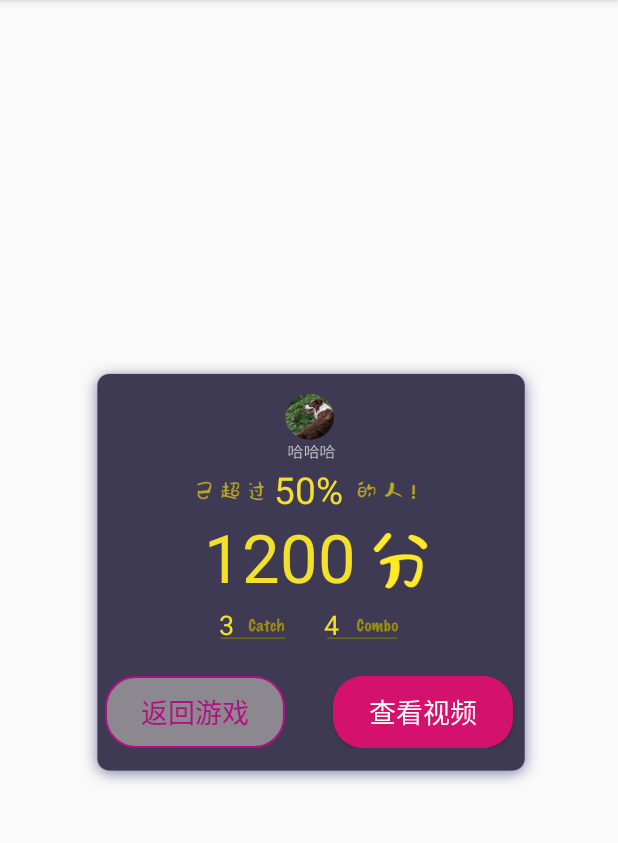
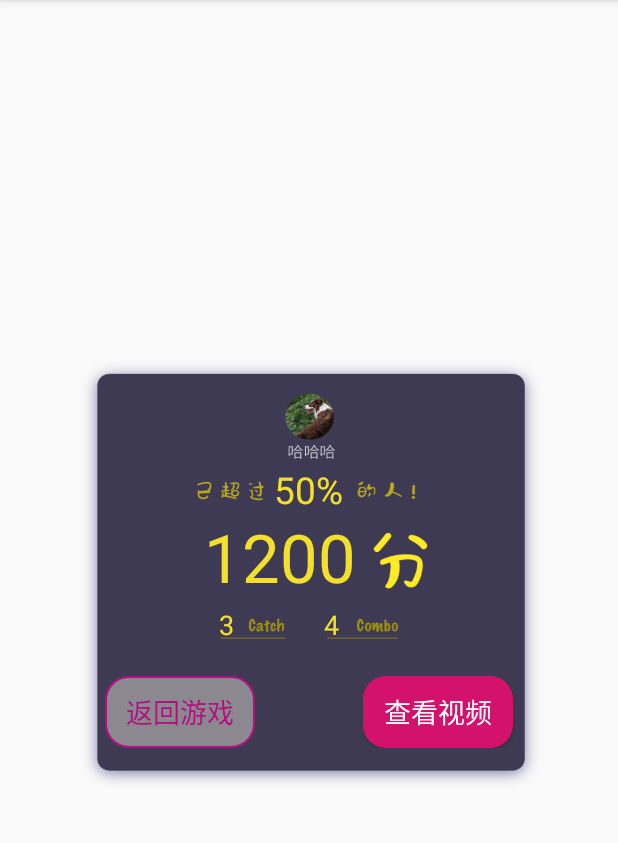
Before and after one commit to cramonDE/mini, an Android app: the fragment PreviewFragment shown on its own in the app's theme, on a phone screen of 412 x 824 dp, the part 84-927 px from its top. Run offline under Robolectric (Android 15) with nearby library versions, the phone set to English and light mode, and no system bars; our stand-ins replace ButterKnife; 2 statements that could not run were skipped.

Commit message:
smaller button

```diff
--- a/shvideolibrary/src/main/java/com/sh/shvideolibrary/Animation/FallAnimatorUpdateListener.java
+++ b/shvideolibrary/src/main/java/com/sh/shvideolibrary/Animation/FallAnimatorUpdateListener.java
@@ -27,14 +27,11 @@ public class FallAnimatorUpdateListener implements ValueAnimator.AnimatorUpdateL
         float yPosition = (Float)animation.getAnimatedValue();
 
         if(!shoot && yPosition > 600 && yPosition < 1300){
-//                    startTakePhoto();
-            Log.d("SHOOOOOT", "onAnimationUpdate: "+"START");
+
             main.startCaptureFrame();
             shoot = true;
         }else if(shoot && (yPosition > 1300)){
-//                    stopTakePhoto();
             main.stopCaptureFrame();
-            Log.d("SHOOOOOT", "onAnimationUpdate: "+"STOP");
             shoot = false;
         }
     }
--- a/shvideolibrary/src/main/res/drawable/active_button.xml
+++ b/shvideolibrary/src/main/res/drawable/active_button.xml
@@ -4,26 +4,26 @@
         <shape xmlns:android="http://schemas.android.com/apk/res/android">
             <!-- 矩形的圆角弧度 -->
             <corners
-                android:radius="20dp" />
+                android:radius="15dp" />
             <!-- 矩形的填充色 -->
             <solid
                 android:color="@color/button_red" />
             <size
-                android:width="120dp"
-                android:height="20dp"/>
+                android:width="100dp"
+                android:height="15dp"/>
         </shape>
     </item>
     <item android:state_pressed="false" >
         <shape xmlns:android="http://schemas.android.com/apk/res/android">
         <!-- 矩形的圆角弧度 -->
         <corners
-            android:radius="20dp" />
+            android:radius="15dp" />
         <!-- 矩形的填充色 -->
         <solid
             android:color="@color/button_red_dark" />
         <size
-            android:width="120dp"
-            android:height="20dp"/>
+            android:width="100dp"
+            android:height="15dp"/>
         </shape>
     </item>
 </selector>
--- a/shvideolibrary/src/main/res/drawable/inactive_button.xml
+++ b/shvideolibrary/src/main/res/drawable/inactive_button.xml
@@ -4,13 +4,13 @@
         <shape xmlns:android="http://schemas.android.com/apk/res/android">
             <!-- 矩形的圆角弧度 -->
             <corners
-                android:radius="20dp" />
+                android:radius="15dp" />
             <!-- 矩形的填充色 -->
             <solid
                 android:color="@color/button_grey" />
             <size
-                android:width="120dp"
-                android:height="20dp"/>
+                android:width="100dp"
+                android:height="15dp"/>
             <stroke
                 android:color="@color/button_red"
                 android:width="1dp" />
@@ -20,13 +20,13 @@
         <shape xmlns:android="http://schemas.android.com/apk/res/android">
             <!-- 矩形的圆角弧度 -->
             <corners
-                android:radius="20dp" />
+                android:radius="15dp" />
             <!-- 矩形的填充色 -->
             <solid
                 android:color="@color/button_grey_dark" />
             <size
-                android:width="120dp"
-                android:height="20dp"/>
+                android:width="100dp"
+                android:height="15dp"/>
             <stroke
                 android:color="@color/button_red"
                 android:width="1dp" />
```
